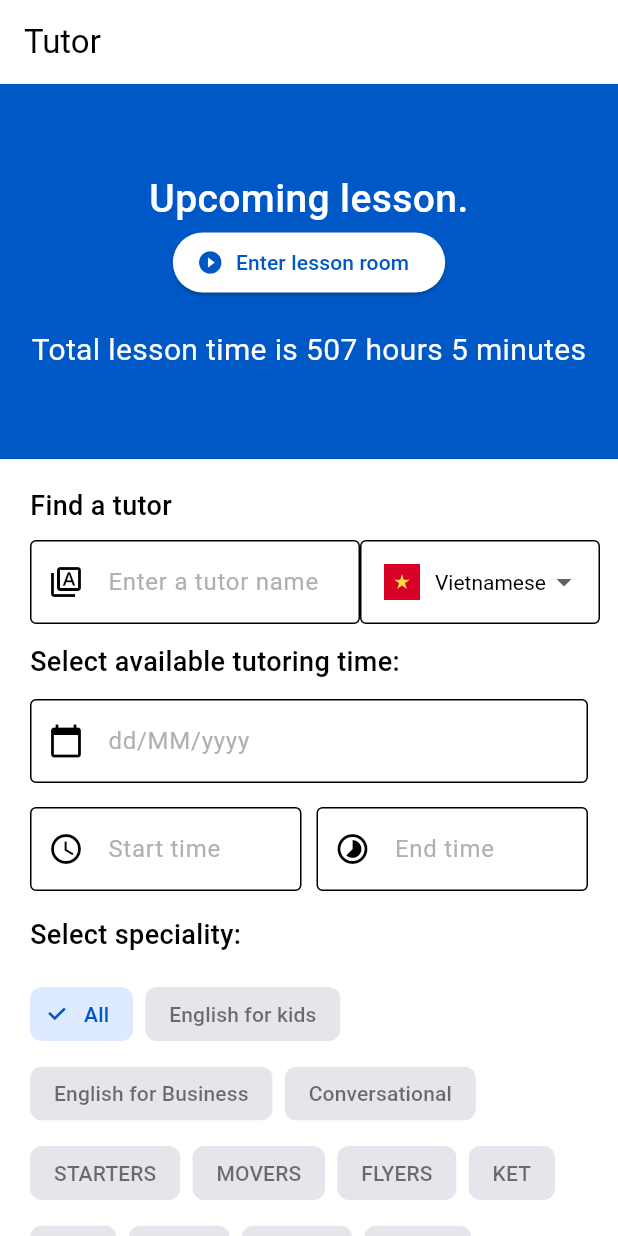
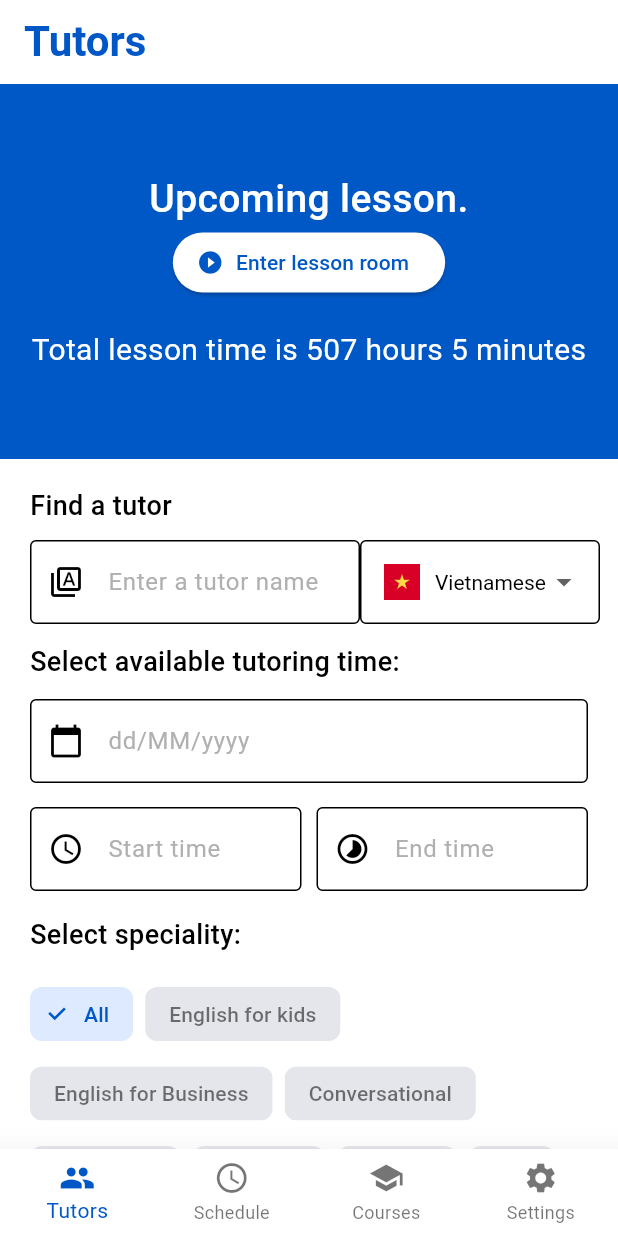
Before and after one commit to luuquang200/let_tutor, a Flutter app: the screen it shows after launch, after a tap on "Login", on a phone screen of 412 x 824 dp. Run offline on Flutter 3.47's test engine with Material 2 defaults, Android fonts, the phone set to English and light mode, and no system bars; our stand-ins replace flutter_svg.

Commit message:
Added bottom navigation bar

```diff
--- a/lib/main.dart
+++ b/lib/main.dart
@@ -15,6 +15,7 @@ class MyApp extends StatelessWidget {
   Widget build(BuildContext context) {
     return MaterialApp(
       title: 'LetTutor',
+      debugShowCheckedModeBanner: false,
       theme: ThemeData(
         // This is the theme of your application.
         //
--- /dev/null
+++ b/lib/presentation/home.dart
@@ -0,0 +1,56 @@
+import 'package:flutter/material.dart';
+import 'package:let_tutor/presentation/styles/custom_text_style.dart';
+import 'package:let_tutor/presentation/tutor_list_screen.dart';
+
+class Home extends StatefulWidget {
+  const Home({super.key});
+
+  @override
+  State<Home> createState() => _HomeState();
+}
+
+class _HomeState extends State<Home> {
+  List<Widget> screens = [
+    const TutorListScreen(),
+    const TutorListScreen(),
+    const TutorListScreen(),
+    const TutorListScreen(),
+  ];
+  List<String> screenTitle = ['Tutors', 'Schedule', 'Courses', 'Settings'];
+  int selectedScreenIndex = 0;
+
+  @override
+  Widget build(BuildContext context) {
+    return Scaffold(
+      appBar: AppBar(
+        elevation: 0,
+        backgroundColor: Colors.white,
+        title: Text(
+          screenTitle[selectedScreenIndex],
+          style: CustomTextStyle.topHeadline,
+        ),
+      ),
+      body: screens[selectedScreenIndex],
+      bottomNavigationBar: BottomNavigationBar(
+        selectedFontSize: 14,
+        unselectedFontSize: 12,
+        type: BottomNavigationBarType.fixed,
+        onTap: (value) {
+          setState(() {
+            selectedScreenIndex = value;
+          });
+        },
+        elevation: 20,
+        currentIndex: selectedScreenIndex,
+        items: const [
+          BottomNavigationBarItem(icon: Icon(Icons.people), label: 'Tutors'),
+          BottomNavigationBarItem(
+              icon: Icon(Icons.schedule_outlined), label: 'Schedule'),
+          BottomNavigationBarItem(icon: Icon(Icons.school), label: 'Courses'),
+          BottomNavigationBarItem(
+              icon: Icon(Icons.settings), label: 'Settings'),
+        ],
+      ),
+    );
+  }
+}
--- a/lib/presentation/sign_in_screen.dart
+++ b/lib/presentation/sign_in_screen.dart
@@ -85,8 +85,7 @@ class _SignInScreenState extends State<SignInScreen> {
                     width: double.infinity,
                     child: ElevatedButton(
                         onPressed: () {
-                          Routes.navigateToReplacement(
-                              context, Routes.tutorListScreen);
+                          Routes.navigateToReplacement(context, Routes.home);
                         },
                         style: ButtonStyle(
                           padding: MaterialStateProperty.all(
--- a/lib/presentation/styles/custom_text_style.dart
+++ b/lib/presentation/styles/custom_text_style.dart
@@ -12,4 +12,16 @@ class CustomTextStyle {
     fontWeight: FontWeight.bold,
     color: Colors.black,
   );
+
+  static const TextStyle bodyRegular = TextStyle(
+    fontSize: 16,
+    fontWeight: FontWeight.normal,
+    color: Colors.black,
+  );
+
+  static TextStyle topHeadline = const TextStyle(
+    fontSize: 28,
+    fontWeight: FontWeight.bold,
+    color: Color(0xFF0058C6),
+  );
 }
--- a/lib/presentation/tutor_detail.dart
+++ b/lib/presentation/tutor_detail.dart
@@ -18,8 +18,8 @@ class _TutorDetailState extends State<TutorDetail> {
   Widget build(BuildContext context) {
     return Scaffold(
       appBar: AppBar(
-        title: const Text('Tutor Detail'),
-      ),
+          title: Text('Tutor Detail', style: CustomTextStyle.topHeadline),
+          iconTheme: IconThemeData(color: Theme.of(context).primaryColor)),
       body: SingleChildScrollView(
         padding: const EdgeInsets.symmetric(vertical: 8, horizontal: 16),
         child: Column(
--- a/lib/presentation/tutor_list_screen.dart
+++ b/lib/presentation/tutor_list_screen.dart
@@ -34,18 +34,13 @@ class _TutorListScreenState extends State<TutorListScreen> {
   @override
   Widget build(BuildContext context) {
     return Scaffold(
-        appBar: AppBar(
-          title: const Text('Tutor'),
-          backgroundColor: Colors.white,
-        ),
         body: SingleChildScrollView(
       child: Column(
         crossAxisAlignment: CrossAxisAlignment.start,
         children: [
           _buildUpcomingLesson(),
           Container(
-                padding:
-                    const EdgeInsets.symmetric(horizontal: 20, vertical: 8),
+            padding: const EdgeInsets.symmetric(horizontal: 20, vertical: 8),
             child: Column(
               crossAxisAlignment: CrossAxisAlignment.start,
               children: [
--- a/lib/presentation/tutor_review_screen.dart
+++ b/lib/presentation/tutor_review_screen.dart
@@ -1,4 +1,5 @@
 import 'package:flutter/material.dart';
+import 'package:let_tutor/presentation/styles/custom_text_style.dart';
 import 'package:let_tutor/presentation/widgets/review_card.dart';
 
 class TutorReviewScreen extends StatefulWidget {
@@ -13,7 +14,12 @@ class _TutorReviewScreenState extends State<TutorReviewScreen> {
   Widget build(BuildContext context) {
     return SafeArea(
       child: Scaffold(
-        appBar: AppBar(title: const Text('Tutor Review')),
+        appBar: AppBar(
+            title: Text(
+              'Tutor Review',
+              style: CustomTextStyle.topHeadline,
+            ),
+            iconTheme: IconThemeData(color: Theme.of(context).primaryColor)),
         body: SingleChildScrollView(
           child: Padding(
               padding: const EdgeInsets.symmetric(horizontal: 16),
--- a/lib/routes.dart
+++ b/lib/routes.dart
@@ -1,5 +1,6 @@
 import 'package:flutter/material.dart';
 import 'package:let_tutor/presentation/booking_screen.dart';
+import 'package:let_tutor/presentation/home.dart';
 import 'package:let_tutor/presentation/sign_in_screen.dart';
 import 'package:let_tutor/presentation/tutor_detail.dart';
 import 'package:let_tutor/presentation/tutor_list_screen.dart';
@@ -11,6 +12,7 @@ class Routes {
   static const String tutorDetail = '/tutor_detail';
   static const String bookingScreen = '/booking_screen';
   static const String tutorReviewScreen = '/tutor_review_screen';
+  static const String home = '/home';
 
   static Route<dynamic> generateRoute(RouteSettings settings) {
     switch (settings.name) {
@@ -24,6 +26,8 @@ class Routes {
         return MaterialPageRoute(builder: (_) => const BookingScreen());
       case tutorReviewScreen:
         return MaterialPageRoute(builder: (_) => const TutorReviewScreen());
+      case home:
+        return MaterialPageRoute(builder: (_) => const Home());
       default:
         return MaterialPageRoute(builder: (_) => const UnknownScreen());
     }
```
Lines whose indentation alone changed are shown as unchanged.
